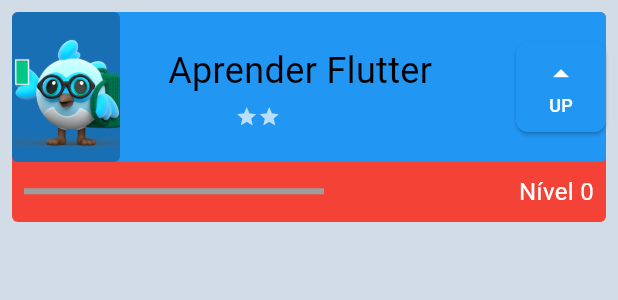
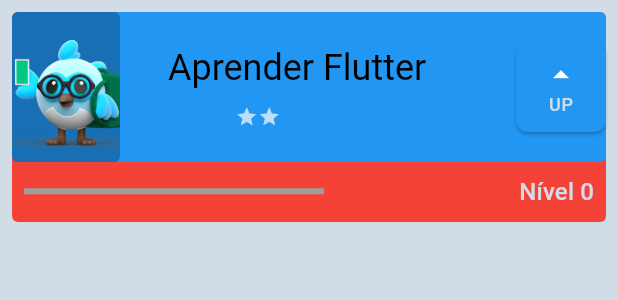
Before and after one commit to maxwelldantas/alura-projeto-flutter, a Flutter app: the Task widget shown alone on an empty page, opened directly, on a phone screen of 412 x 824 dp. Shown: the top 300 px of the screen. Run offline on Flutter 3.47's test engine with Material 3 defaults, Android fonts, the phone set to English and light mode, and no system bars; our stand-ins replace logger, sqflite; accounts and stored records are empty; network calls fail.

```diff
--- a/lib/components/task.dart
+++ b/lib/components/task.dart
@@ -68,10 +68,10 @@ class _TaskState extends State<Task> {
                           width: 200,
                           child: Text(
                             widget.nome,
-                            style: TextStyle(
-                              fontSize: 24,
-                              overflow: TextOverflow.ellipsis,
-                            ),
+                              style: Theme
+                                  .of(context)
+                                  .textTheme
+                                  .displaySmall
                           ),
                         ),
                         Difficulty(difficultyLevel: widget.dificuldade),
@@ -106,10 +106,10 @@ class _TaskState extends State<Task> {
                             ),
                             Text(
                               'UP',
-                              style: TextStyle(
-                                fontSize: 12,
-                                color: Colors.white,
-                              ),
+                              style: Theme
+                                  .of(context)
+                                  .primaryTextTheme
+                                  .labelMedium,
                             ),
                           ],
                         ),
@@ -136,10 +136,10 @@ class _TaskState extends State<Task> {
                     padding: const EdgeInsets.all(8.0),
                     child: Text(
                       'Nível ${widget.nivel}',
-                      style: TextStyle(
-                        color: Theme.of(context).colorScheme.onPrimaryContainer,
-                        fontSize: 16,
-                      ),
+                        style: Theme
+                            .of(context)
+                            .primaryTextTheme
+                            .labelLarge
                     ),
                   ),
                 ],
--- a/lib/themes/my_theme.dart
+++ b/lib/themes/my_theme.dart
@@ -9,4 +9,16 @@ ThemeData myTheme = ThemeData(
       ).copyWith(
         surface: Color.fromRGBO(210, 220, 230, 1.0),
       ),
+    textTheme: TextTheme(
+        displaySmall: TextStyle(
+            color: Colors.black,
+            fontSize: 24,
+            overflow: TextOverflow.ellipsis
+        )
+    ),
+    primaryTextTheme: TextTheme(
+        labelLarge: TextStyle(
+            fontSize: 16
+        )
+    )
 );
```
